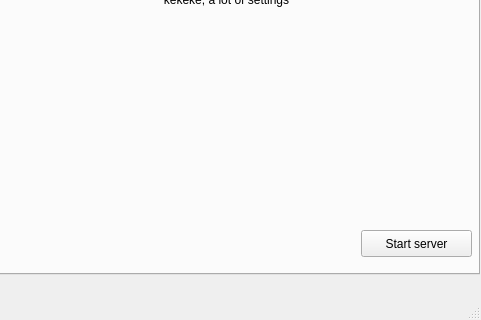
Above: statswindow.ui from group93492/chat-server before the change; both pictures show x 0 to 481 and y 262 to 582 of the 481 by 582 pixel window. Below: the same form after it.
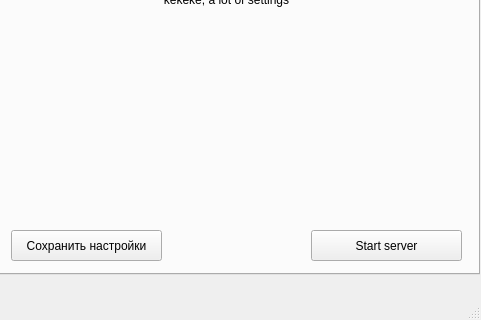
That is the form after the change.

Commit message: ConfigManager linked with GUI

What changed in the file:
```diff
--- a/statswindow.ui
+++ b/statswindow.ui
@@ -33,10 +33,10 @@
      <widget class="QPushButton" name="startButton">
       <property name="geometry">
        <rect>
-        <x>360</x>
+        <x>310</x>
         <y>450</y>
-        <width>111</width>
-        <height>27</height>
+        <width>151</width>
+        <height>31</height>
        </rect>
       </property>
       <property name="text">
@@ -88,6 +88,19 @@
        <set>Qt::AlignCenter</set>
       </property>
      </widget>
+     <widget class="QPushButton" name="SettingsButton">
+      <property name="geometry">
+       <rect>
+        <x>10</x>
+        <y>450</y>
+        <width>151</width>
+        <height>31</height>
+       </rect>
+      </property>
+      <property name="text">
+       <string>Сохранить настройки</string>
+      </property>
+     </widget>
     </widget>
     <widget class="QWidget" name="messagesTab">
      <attribute name="title">
```
The commit also changes 4 other files.
